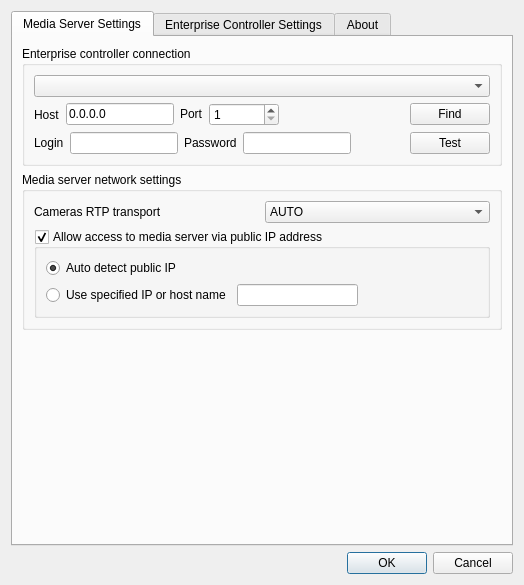
First picture: the form in traytool/src/settings.ui, repository networkoptix/nx_open, before the edit.
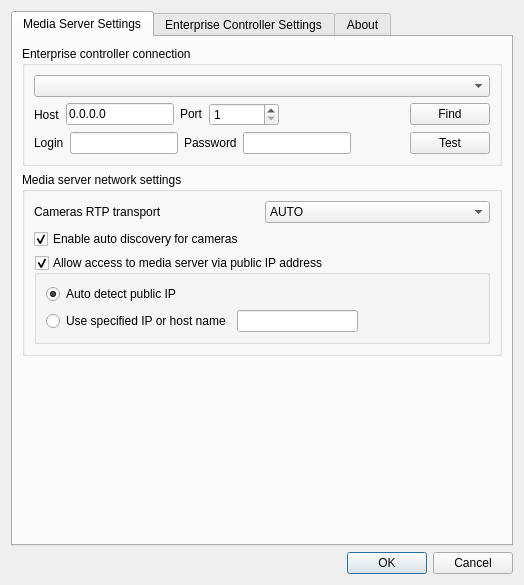
Second picture: the form after the edit.

The edit to the form file:
```diff
--- a/traytool/src/settings.ui
+++ b/traytool/src/settings.ui
@@ -253,6 +253,16 @@
               </item>
              </widget>
             </item>
+            <item row="1" column="0">
+             <widget class="QCheckBox" name="checkBoxDiscovery">
+              <property name="text">
+               <string>Enable auto discovery for cameras</string>
+              </property>
+              <property name="checked">
+               <bool>true</bool>
+              </property>
+             </widget>
+            </item>
            </layout>
           </item>
           <item>
```
